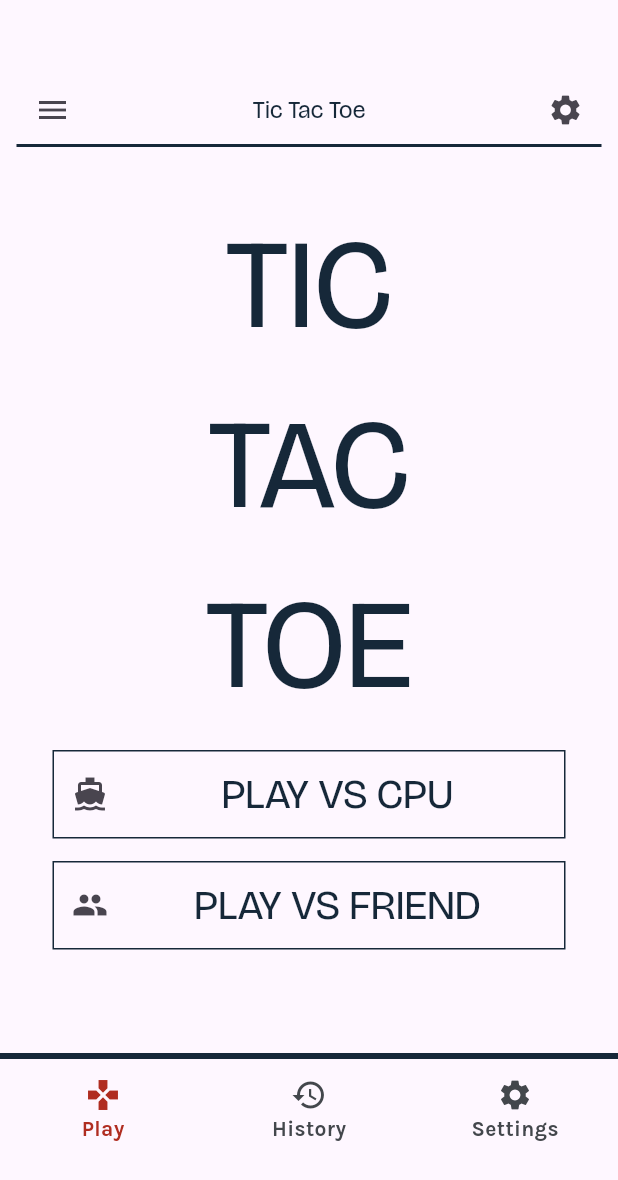
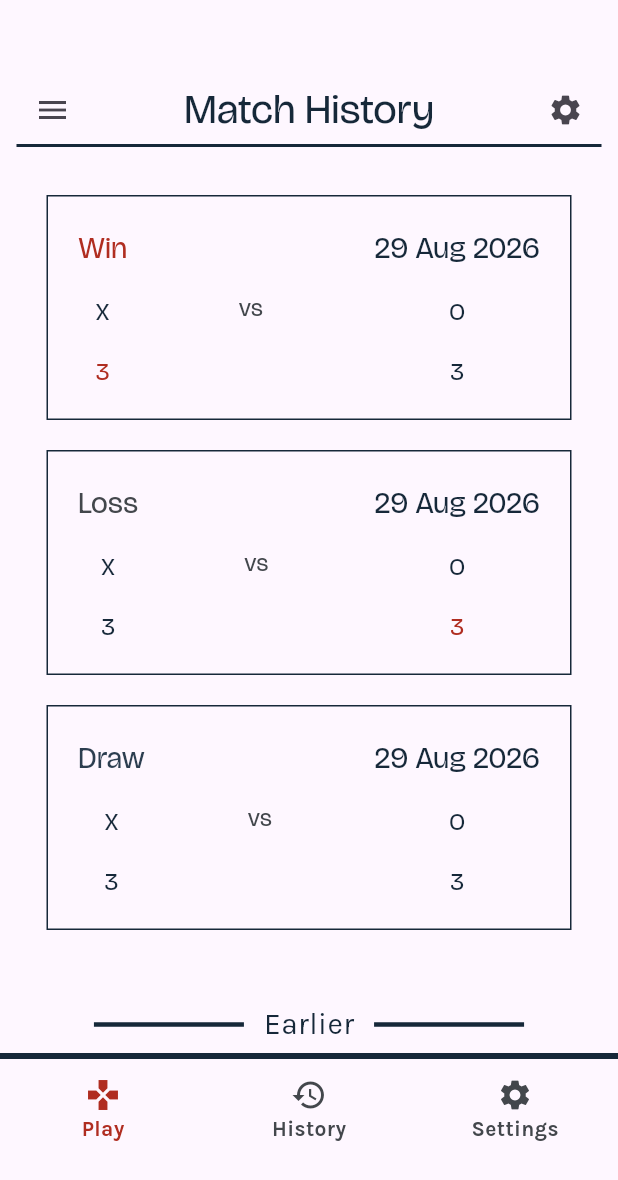
Before and after one commit to ujjwaltwitx/tic_tac_toe, a Flutter app: the screen it shows after launch, on a phone screen of 412 x 824 dp. Shown: the top 1180 px of the screen. Run offline on Flutter 3.47's test engine with Material 3 defaults, Android fonts, the phone set to English and light mode, and no system bars.

Commit message:
UI: added trackhistory page

```diff
--- a/lib/feature/game/ui/screens/mainmenu_screen.dart
+++ b/lib/feature/game/ui/screens/mainmenu_screen.dart
@@ -27,7 +27,7 @@ class MyWidget extends StatelessWidget {
 
             Positioned(
               top: 80,
-              child: Container(height: 386, width: 185, child: tic_toe_logo()),
+              child: SizedBox(height: 386, width: 185, child: tic_toe_logo()),
             ),
 
             Positioned(
--- /dev/null
+++ b/lib/feature/game/ui/screens/trackHistory_screen.dart
@@ -0,0 +1,368 @@
+import 'package:flutter/material.dart';
+import 'package:tic_tac_toe/shared/custom_theme_data.dart';
+import 'package:tic_tac_toe/shared/widgets/navbar_widget.dart';
+
+class TrackHistory extends StatelessWidget {
+  const TrackHistory({super.key});
+
+  @override
+  Widget build(BuildContext context) {
+    return Scaffold(
+      body: Container(
+        width: MediaQuery.of(context).size.width,
+        height: MediaQuery.of(context).size.height,
+        padding: EdgeInsets.only(top: 50),
+        child: Stack(
+          alignment: Alignment.center,
+          children: [
+            Positioned(top: 0, child: _topBar()),
+            Positioned(top: 80, child: winRecord()),
+            Positioned(top: 250, child: lossRecord()),
+            Positioned(top: 420, child: drawRecord()),
+            Positioned(
+              top: 600,
+              child: SizedBox(
+                height: 66,
+                width: 300,
+                child: Row(
+                  mainAxisAlignment: MainAxisAlignment.spaceAround,
+                  children: [
+                    Container(color: Color(0xff162839), height: 3, width: 100),
+                    Text(
+                      "Earlier",
+                      style: TextStyle(
+                        fontSize: 20,
+                        fontFamily: CustomThemeData.fontFamilyKarla,
+                        fontWeight: FontWeight.normal,
+                        color: Color(0xff162839),
+                      ),
+                    ),
+                    Container(color: Color(0xff162839), height: 3, width: 100),
+                  ],
+                ),
+              ),
+            ),
+
+            Positioned(bottom: 50, child: CustomNavigationBar()),
+          ],
+        ),
+      ),
+    );
+  }
+
+  Container winRecord() {
+    return Container(
+      height: 150,
+      width: 350,
+      padding: const EdgeInsets.all(20),
+      decoration: BoxDecoration(
+        shape: BoxShape.rectangle,
+        border: Border.all(color: const Color(0xff162839)),
+      ),
+
+      child: Row(
+        mainAxisAlignment: MainAxisAlignment.spaceBetween,
+        children: [
+          Column(
+            mainAxisAlignment: MainAxisAlignment.spaceBetween,
+            children: [
+              Text(
+                "Win",
+                style: TextStyle(
+                  fontSize: 20,
+                  fontWeight: FontWeight.normal,
+                  fontFamily: CustomThemeData.fontFamilyBricolage,
+                  color: Color(0xffb02d21),
+                ),
+              ),
+              Text(
+                "X",
+                style: TextStyle(
+                  fontSize: 16,
+                  fontFamily: CustomThemeData.fontFamilyBricolage,
+                  color: Color(0xff162839),
+                  fontWeight: FontWeight.normal,
+                ),
+              ),
+              Text(
+                "3",
+                style: TextStyle(
+                  fontSize: 16,
+                  fontFamily: CustomThemeData.fontFamilyBricolage,
+                  color: Color(0xffb02d21),
+                  fontWeight: FontWeight.normal,
+                ),
+              ),
+            ],
+          ),
+          Column(
+            mainAxisAlignment: MainAxisAlignment.center,
+            children: [
+              Text(
+                "vs",
+                style: TextStyle(
+                  fontSize: 16,
+                  fontWeight: FontWeight.normal,
+                  fontFamily: CustomThemeData.fontFamilyBricolage,
+                  color: Color(0xff43474c),
+                ),
+              ),
+            ],
+          ),
+
+          Column(
+            mainAxisAlignment: MainAxisAlignment.spaceBetween,
+            children: [
+              Text(
+                "29 Aug 2026",
+                style: TextStyle(
+                  fontSize: 20,
+                  fontWeight: FontWeight.normal,
+                  fontFamily: CustomThemeData.fontFamilyBricolage,
+                  color: Color(0xff162839),
+                ),
+              ),
+              Text(
+                "O",
+                style: TextStyle(
+                  fontSize: 16,
+                  fontFamily: CustomThemeData.fontFamilyBricolage,
+                  color: const Color(0xff162839),
+                ),
+              ),
+
+              Text(
+                "3",
+                style: TextStyle(
+                  fontSize: 16,
+                  fontFamily: CustomThemeData.fontFamilyBricolage,
+                  color: const Color(0xff162839),
+                ),
+              ),
+            ],
+          ),
+        ],
+      ),
+    );
+  }
+
+  Container lossRecord() {
+    return Container(
+      height: 150,
+      width: 350,
+      padding: const EdgeInsets.all(20),
+      decoration: BoxDecoration(
+        shape: BoxShape.rectangle,
+        border: Border.all(color: const Color(0xff162839)),
+      ),
+
+      child: Row(
+        mainAxisAlignment: MainAxisAlignment.spaceBetween,
+        children: [
+          Column(
+            mainAxisAlignment: MainAxisAlignment.spaceBetween,
+            children: [
+              Text(
+                "Loss",
+                style: TextStyle(
+                  fontSize: 20,
+                  fontWeight: FontWeight.normal,
+                  fontFamily: CustomThemeData.fontFamilyBricolage,
+                  color: Color(0xff43474c),
+                ),
+              ),
+              Text(
+                "X",
+                style: TextStyle(
+                  fontSize: 16,
+                  fontFamily: CustomThemeData.fontFamilyBricolage,
+                  color: Color(0xff162839),
+                  fontWeight: FontWeight.normal,
+                ),
+              ),
+              Text(
+                "3",
+                style: TextStyle(
+                  fontSize: 16,
+                  fontFamily: CustomThemeData.fontFamilyBricolage,
+                  color: Color(0xff162839),
+                  fontWeight: FontWeight.normal,
+                ),
+              ),
+            ],
+          ),
+          Column(
+            mainAxisAlignment: MainAxisAlignment.center,
+            children: [
+              Text(
+                "vs",
+                style: TextStyle(
+                  fontSize: 16,
+                  fontWeight: FontWeight.normal,
+                  fontFamily: CustomThemeData.fontFamilyBricolage,
+                  color: Color(0xff43474c),
+                ),
+              ),
+            ],
+          ),
+
+          Column(
+            mainAxisAlignment: MainAxisAlignment.spaceBetween,
+            children: [
+              Text(
+                "29 Aug 2026",
+                style: TextStyle(
+                  fontSize: 20,
+                  fontWeight: FontWeight.normal,
+                  fontFamily: CustomThemeData.fontFamilyBricolage,
+                  color: Color(0xff162839),
+                ),
+              ),
+              Text(
+                "O",
+                style: TextStyle(
+                  fontSize: 16,
+                  fontFamily: CustomThemeData.fontFamilyBricolage,
+                  color: const Color(0xff162839),
+                ),
+              ),
+
+              Text(
+                "3",
+                style: TextStyle(
+                  fontSize: 16,
+                  fontFamily: CustomThemeData.fontFamilyBricolage,
+                  color: const Color(0xffb02d21),
+                ),
+              ),
+            ],
+          ),
+        ],
+      ),
+    );
+  }
+
+  Container drawRecord() {
+    return Container(
+      height: 150,
+      width: 350,
+      padding: const EdgeInsets.all(20),
+      decoration: BoxDecoration(
+        shape: BoxShape.rectangle,
+        border: Border.all(color: const Color(0xff162839)),
+      ),
+
+      child: Row(
+        mainAxisAlignment: MainAxisAlignment.spaceBetween,
+        children: [
+          Column(
+            mainAxisAlignment: MainAxisAlignment.spaceBetween,
+            children: [
+              Text(
+                "Draw",
+                style: TextStyle(
+                  fontSize: 20,
+                  fontWeight: FontWeight.normal,
+                  fontFamily: CustomThemeData.fontFamilyBricolage,
+                  color: Color(0xff2c3e50),
+                ),
+              ),
+              Text(
+                "X",
+                style: TextStyle(
+                  fontSize: 16,
+                  fontFamily: CustomThemeData.fontFamilyBricolage,
+                  color: Color(0xff162839),
+                  fontWeight: FontWeight.normal,
+                ),
+              ),
+              Text(
+                "3",
+                style: TextStyle(
+                  fontSize: 16,
+                  fontFamily: CustomThemeData.fontFamilyBricolage,
+                  color: Color(0xff162839),
+                  fontWeight: FontWeight.normal,
+                ),
+              ),
+            ],
+          ),
+          Column(
+            mainAxisAlignment: MainAxisAlignment.center,
+            children: [
+              Text(
+                "vs",
+                style: TextStyle(
+                  fontSize: 16,
+                  fontWeight: FontWeight.normal,
+                  fontFamily: CustomThemeData.fontFamilyBricolage,
+                  color: Color(0xff43474c),
+                ),
+              ),
+            ],
+          ),
+
+          Column(
+            mainAxisAlignment: MainAxisAlignment.spaceBetween,
+            children: [
+              Text(
+                "29 Aug 2026",
+                style: TextStyle(
+                  fontSize: 20,
+                  fontWeight: FontWeight.normal,
+                  fontFamily: CustomThemeData.fontFamilyBricolage,
+                  color: Color(0xff162839),
+                ),
+              ),
+              Text(
+                "O",
+                style: TextStyle(
+                  fontSize: 16,
+                  fontFamily: CustomThemeData.fontFamilyBricolage,
+                  color: const Color(0xff162839),
+                ),
+              ),
+
+              Text(
+                "3",
+                style: TextStyle(
+                  fontSize: 16,
+                  fontFamily: CustomThemeData.fontFamilyBricolage,
+                  color: const Color(0xff162839),
+                ),
+              ),
+            ],
+          ),
+        ],
+      ),
+    );
+  }
+}
+
+Widget _topBar() {
+  return Container(
+    width: 390,
+    height: 48,
+    alignment: Alignment.center,
+    decoration: BoxDecoration(
+      border: Border(bottom: BorderSide(color: Color(0xff162839), width: 2)),
+    ),
+    child: Row(
+      mainAxisSize: MainAxisSize.max,
+      mainAxisAlignment: MainAxisAlignment.spaceBetween,
+      children: [
+        IconButton(onPressed: () {}, icon: Icon(Icons.menu)),
+        Text(
+          "Match History",
+          style: TextStyle(
+            fontSize: 28,
+            fontWeight: FontWeight.normal,
+            fontFamily: CustomThemeData.fontFamilyBricolage,
+            color: Color(0xff162839),
+          ),
+        ),
+        IconButton(onPressed: () {}, icon: Icon(Icons.settings)),
+      ],
+    ),
+  );
+}
--- a/lib/main.dart
+++ b/lib/main.dart
@@ -1,5 +1,6 @@
 import 'package:flutter/material.dart';
 import 'package:tic_tac_toe/feature/game/ui/screens/mainmenu_screen.dart';
+import 'package:tic_tac_toe/feature/game/ui/screens/trackHistory_screen.dart';
 
 import 'feature/game/ui/screens/game_screen.dart';
 
@@ -157,7 +158,7 @@ class _MyHomePageState extends State<MyHomePage> {
 
   @override
   Widget build(BuildContext context) {
-    return MyWidget();
+    return TrackHistory();
     // return Scaffold(
     //   appBar: AppBar(title: Text('Tic-Tac-Toe'), centerTitle: true),
 
```
